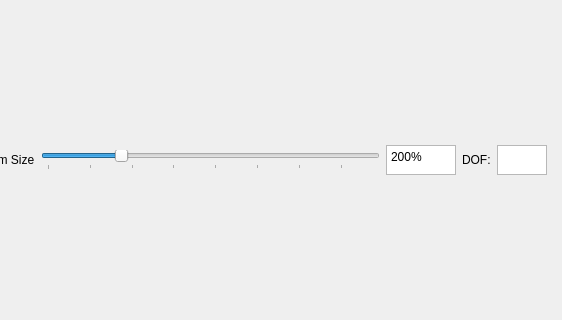
Before: the Qt Designer form core/main.ui in KmolYuan/Pyslvs-UI, drawn with Qt 5; both pictures show x 488 to 1050 and y 174 to 494 of the 1050 by 671 pixel window.
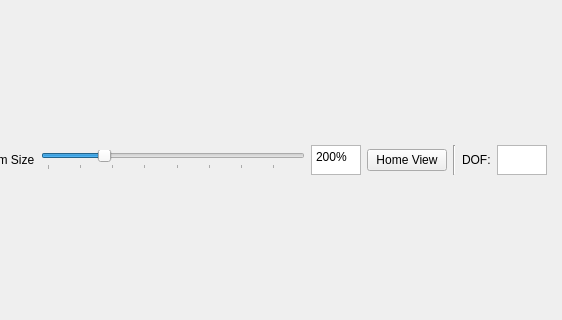
After: the same form once the commit is applied. Icons and pictures are not drawn.

Patch:
```diff
--- a/core/main.ui
+++ b/core/main.ui
@@ -1399,7 +1399,7 @@
           </property>
           <property name="maximumSize">
            <size>
-            <width>70</width>
+            <width>50</width>
             <height>30</height>
            </size>
           </property>
@@ -1421,6 +1421,32 @@
           </property>
          </widget>
         </item>
+        <item>
+         <widget class="QPushButton" name="ResetCanvas">
+          <property name="sizePolicy">
+           <sizepolicy hsizetype="Fixed" vsizetype="Fixed">
+            <horstretch>0</horstretch>
+            <verstretch>0</verstretch>
+           </sizepolicy>
+          </property>
+          <property name="maximumSize">
+           <size>
+            <width>100</width>
+            <height>16777215</height>
+           </size>
+          </property>
+          <property name="text">
+           <string>Home View</string>
+          </property>
+         </widget>
+        </item>
+        <item>
+         <widget class="Line" name="line_2">
+          <property name="orientation">
+           <enum>Qt::Vertical</enum>
+          </property>
+         </widget>
+        </item>
         <item>
          <widget class="QLabel" name="label_16">
           <property name="text">
```
